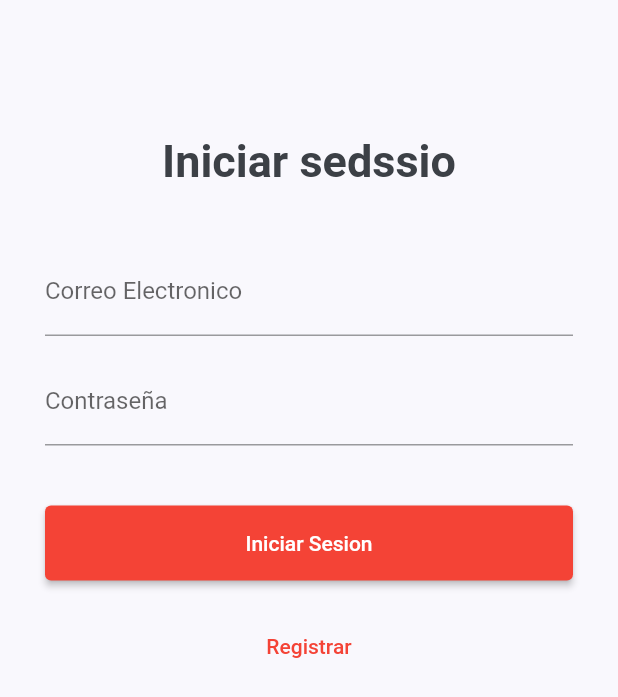
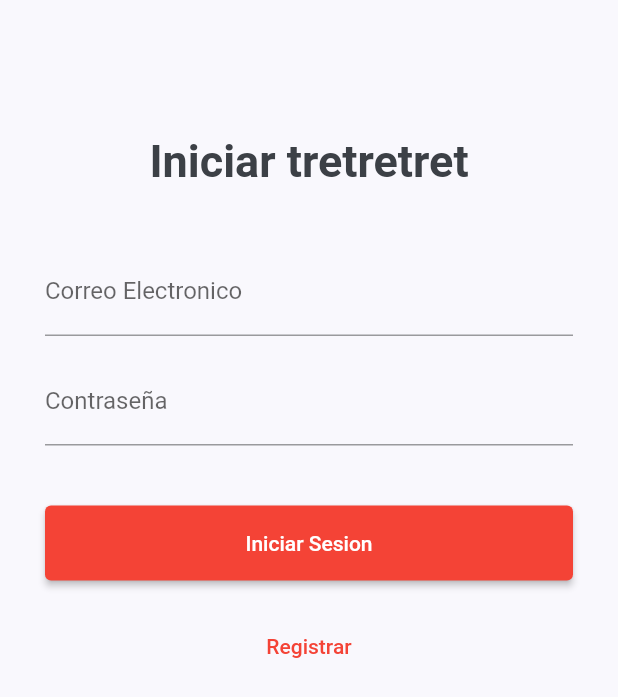
Before and after one commit to reynaldo57/partido_republicano_peruano, a Flutter app: the screen it shows after launch, on a phone screen of 412 x 824 dp. Shown: the top 697 px of the screen. Run offline on Flutter 3.47's test engine with Material 2 defaults, Android fonts, the phone set to English and light mode, and no system bars; our stand-ins replace cloud_firestore, firebase_auth, firebase_core, firebase_storage, flutter_svg, image_picker and 1 more; accounts and stored records are empty.

Commit message:
novena commit

```diff
--- a/lib/screens/admin/login_admin_page.dart
+++ b/lib/screens/admin/login_admin_page.dart
@@ -73,7 +73,7 @@ class _LoginAdminPageState extends State<LoginAdminPage> {
                       height: 60.0,
                     ),
                     Text(
-                      "Iniciar sedssio",
+                      "Iniciar tretretret",
                       style: TextStyle(
                           fontSize: 30.0,
                           fontWeight: FontWeight.bold
```
